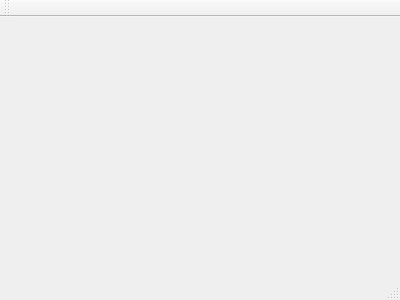
First picture: the form in mainwindow.ui, repository andreisebastianc/photo-restoration, before the edit.
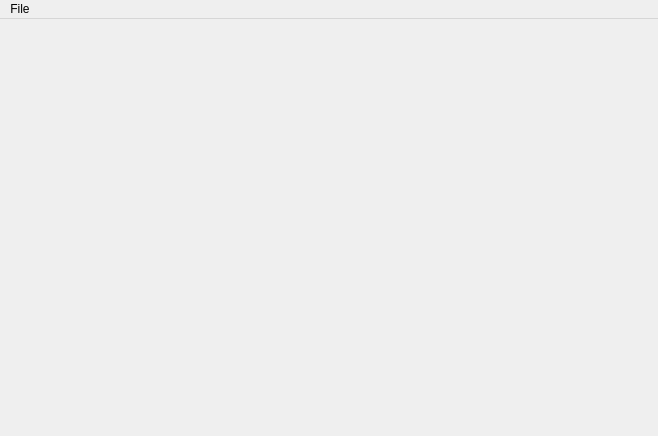
Second picture: the form after the edit.

The edit to the form file:
```diff
--- a/mainwindow.ui
+++ b/mainwindow.ui
@@ -1,24 +1,44 @@
 <ui version="4.0">
  <class>MainWindow</class>
- <widget class="QMainWindow" name="MainWindow" >
-  <property name="geometry" >
+ <widget class="QMainWindow" name="MainWindow">
+  <property name="geometry">
    <rect>
     <x>0</x>
     <y>0</y>
-    <width>400</width>
-    <height>300</height>
+    <width>658</width>
+    <height>436</height>
    </rect>
   </property>
   <property name="windowTitle" >
    <string>MainWindow</string>
   </property>
-  <widget class="QMenuBar" name="menuBar" />
-  <widget class="QToolBar" name="mainToolBar" />
-  <widget class="QWidget" name="centralWidget" />
-  <widget class="QStatusBar" name="statusBar" />
+  <widget class="QWidget" name="centralWidget">
+   <layout class="QGridLayout" name="gridLayout"/>
+  </widget>
+  <widget class="QMenuBar" name="menuBar">
+   <property name="geometry">
+    <rect>
+     <x>0</x>
+     <y>0</y>
+     <width>658</width>
+     <height>24</height>
+    </rect>
+   </property>
+   <widget class="QMenu" name="menuFile">
+    <property name="title">
+     <string>File</string>
+    </property>
+    <addaction name="actionOpen_Image"/>
+   </widget>
+   <addaction name="menuFile"/>
+  </widget>
+  <action name="actionOpen_Image">
+   <property name="text">
+    <string>Open Image</string>
+   </property>
+  </action>
  </widget>
- <layoutDefault spacing="6" margin="11" />
- <pixmapfunction></pixmapfunction>
+ <layoutdefault spacing="6" margin="11"/>
  <resources/>
  <connections/>
 </ui>
```
Left out of the diff: 3 changed lines with no effect on the pictures.
